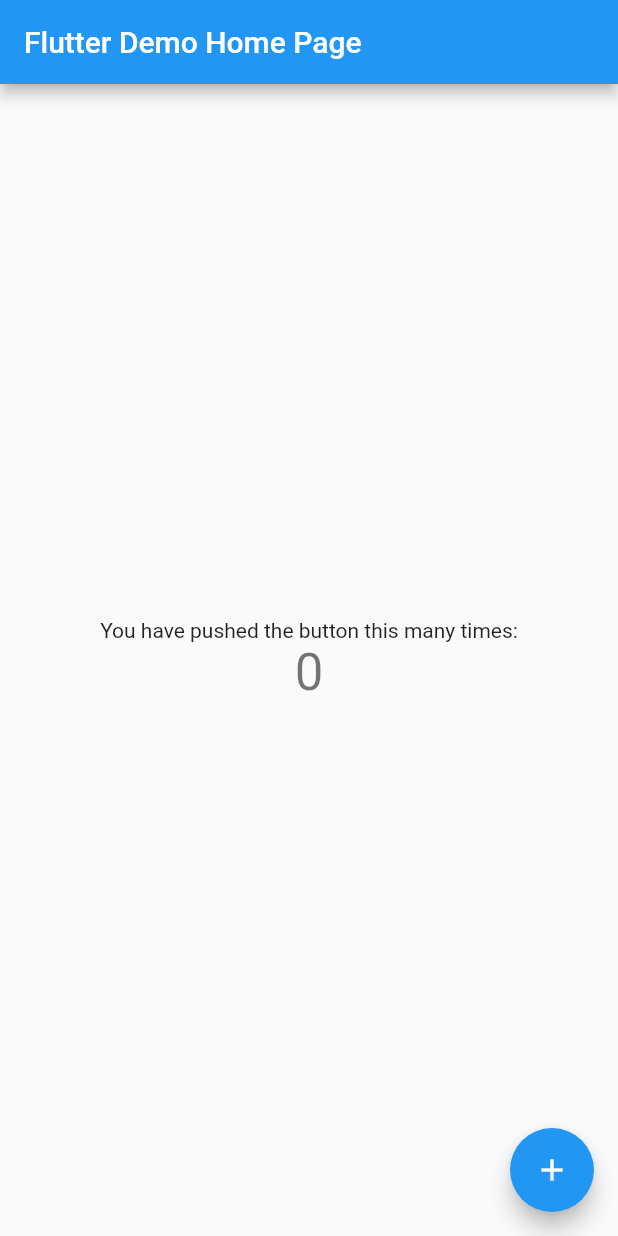
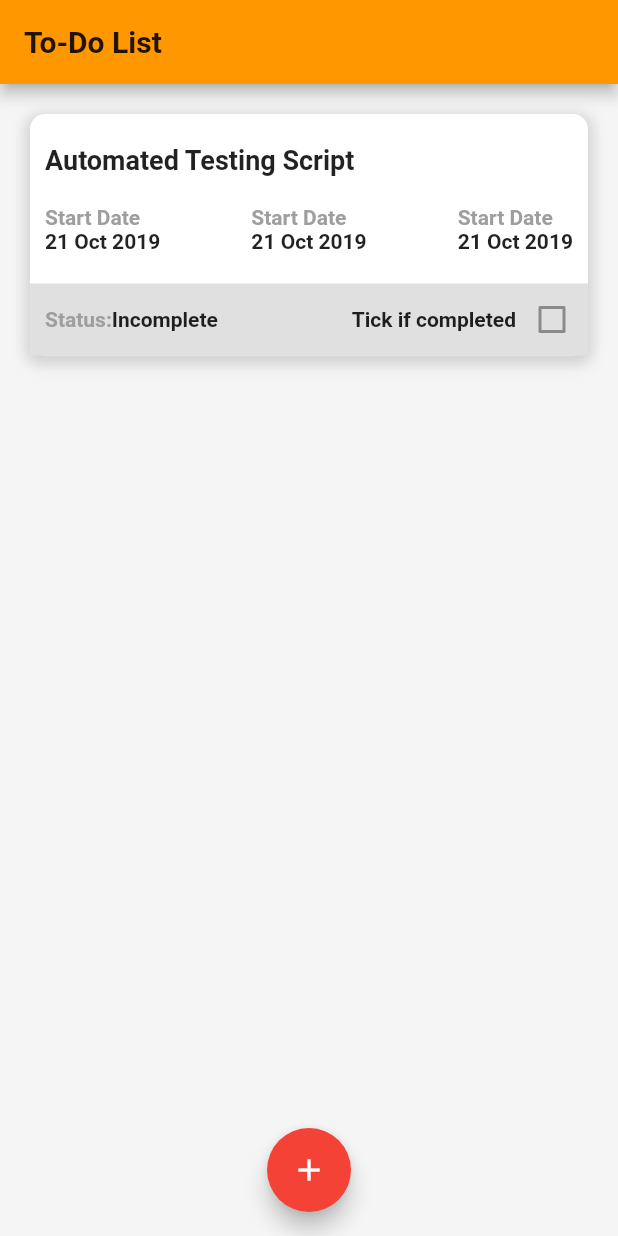
Before and after one commit to burhanhelmy/smile-todo, a Flutter app: the screen it shows after launch, on a phone screen of 412 x 824 dp. Run offline on Flutter 3.47's test engine with Material 2 defaults, Android fonts, the phone set to English and light mode, and no system bars.

Commit message:
wip ui design

```diff
--- a/lib/main.dart
+++ b/lib/main.dart
@@ -1,4 +1,5 @@
 import 'package:flutter/material.dart';
+import 'package:smile_todo/module/todo-list/screen/todo-list.dart';
 
 void main() {
   runApp(MyApp());
@@ -9,109 +10,11 @@ class MyApp extends StatelessWidget {
   @override
   Widget build(BuildContext context) {
     return MaterialApp(
-      title: 'Flutter Demo',
-      theme: ThemeData(
-        // This is the theme of your application.
-        //
-        // Try running your application with "flutter run". You'll see the
-        // application has a blue toolbar. Then, without quitting the app, try
-        // changing the primarySwatch below to Colors.green and then invoke
-        // "hot reload" (press "r" in the console where you ran "flutter run",
-        // or simply save your changes to "hot reload" in a Flutter IDE).
-        // Notice that the counter didn't reset back to zero; the application
-        // is not restarted.
-        primarySwatch: Colors.blue,
-        // This makes the visual density adapt to the platform that you run
-        // the app on. For desktop platforms, the controls will be smaller and
-        // closer together (more dense) than on mobile platforms.
-        visualDensity: VisualDensity.adaptivePlatformDensity,
-      ),
-      home: MyHomePage(title: 'Flutter Demo Home Page'),
-    );
+        title: 'Flutter Demo',
+        theme: ThemeData(
+          primarySwatch: Colors.orange,
+          visualDensity: VisualDensity.adaptivePlatformDensity,
+        ),
+        home: TodoListScreen());
   }
 }
-
-class MyHomePage extends StatefulWidget {
-  MyHomePage({Key key, this.title}) : super(key: key);
-
-  // This widget is the home page of your application. It is stateful, meaning
-  // that it has a State object (defined below) that contains fields that affect
-  // how it looks.
-
-  // This class is the configuration for the state. It holds the values (in this
-  // case the title) provided by the parent (in this case the App widget) and
-  // used by the build method of the State. Fields in a Widget subclass are
-  // always marked "final".
-
-  final String title;
-
-  @override
-  _MyHomePageState createState() => _MyHomePageState();
-}
-
-class _MyHomePageState extends State<MyHomePage> {
-  int _counter = 0;
-
-  void _incrementCounter() {
-    setState(() {
-      // This call to setState tells the Flutter framework that something has
-      // changed in this State, which causes it to rerun the build method below
-      // so that the display can reflect the updated values. If we changed
-      // _counter without calling setState(), then the build method would not be
-      // called again, and so nothing would appear to happen.
-      _counter++;
-    });
-  }
-
-  @override
-  Widget build(BuildContext context) {
-    // This method is rerun every time setState is called, for instance as done
-    // by the _incrementCounter method above.
-    //
-    // The Flutter framework has been optimized to make rerunning build methods
-    // fast, so that you can just rebuild anything that needs updating rather
-    // than having to individually change instances of widgets.
-    return Scaffold(
-      appBar: AppBar(
-        // Here we take the value from the MyHomePage object that was created by
-        // the App.build method, and use it to set our appbar title.
-        title: Text(widget.title),
-      ),
-      body: Center(
-        // Center is a layout widget. It takes a single child and positions it
-        // in the middle of the parent.
-        child: Column(
-          // Column is also a layout widget. It takes a list of children and
-          // arranges them vertically. By default, it sizes itself to fit its
-          // children horizontally, and tries to be as tall as its parent.
-          //
-          // Invoke "debug painting" (press "p" in the console, choose the
-          // "Toggle Debug Paint" action from the Flutter Inspector in Android
-          // Studio, or the "Toggle Debug Paint" command in Visual Studio Code)
-          // to see the wireframe for each widget.
-          //
-          // Column has various properties to control how it sizes itself and
-          // how it positions its children. Here we use mainAxisAlignment to
-          // center the children vertically; the main axis here is the vertical
-          // axis because Columns are vertical (the cross axis would be
-          // horizontal).
-          mainAxisAlignment: MainAxisAlignment.center,
-          children: <Widget>[
-            Text(
-              'You have pushed the button this many times:',
-            ),
-            Text(
-              '$_counter',
-              style: Theme.of(context).textTheme.headline4,
-            ),
-          ],
-        ),
-      ),
-      floatingActionButton: FloatingActionButton(
-        onPressed: _incrementCounter,
-        tooltip: 'Increment',
-        child: Icon(Icons.add),
-      ), // This trailing comma makes auto-formatting nicer for build methods.
-    );
-  }
-}
--- /dev/null
+++ b/lib/module/todo-list/screen/todo-list.dart
@@ -0,0 +1,39 @@
+import 'package:flutter/material.dart';
+import 'package:smile_todo/module/todo-list/widget/todo-card.dart';
+
+class TodoListScreen extends StatefulWidget {
+  @override
+  _TodoListScreenState createState() => _TodoListScreenState();
+}
+
+class _TodoListScreenState extends State<TodoListScreen> {
+  @override
+  Widget build(BuildContext context) {
+    return Scaffold(
+      backgroundColor: Colors.grey[100],
+      appBar: AppBar(
+          title: Text(
+            "To-Do List",
+            style: TextStyle(fontWeight: FontWeight.bold),
+          ),
+          centerTitle: false),
+      body: _renderList(),
+      floatingActionButtonLocation: FloatingActionButtonLocation.centerFloat,
+      floatingActionButton: FloatingActionButton(
+        backgroundColor: Colors.red[500],
+        onPressed: null,
+        child: Icon(
+          Icons.add,
+          color: Colors.white,
+        ),
+      ),
+    );
+  }
+
+  _renderList() {
+    return ListView(
+      padding: EdgeInsets.all(20),
+      children: <Widget>[TodoCard()],
+    );
+  }
+}
--- /dev/null
+++ b/lib/module/todo-list/widget/todo-card.dart
@@ -0,0 +1,99 @@
+import 'package:flutter/material.dart';
+
+class TodoCard extends StatelessWidget {
+  @override
+  Widget build(BuildContext context) {
+    return Container(
+      decoration: BoxDecoration(
+          color: Colors.white,
+          borderRadius: BorderRadius.circular(10),
+          boxShadow: [
+            BoxShadow(
+              color: Colors.grey.withOpacity(0.4),
+              spreadRadius: 3,
+              blurRadius: 7,
+              offset: Offset(0, 3), // changes position of shadow
+            ),
+          ]),
+      child: Column(
+        crossAxisAlignment: CrossAxisAlignment.start,
+        children: <Widget>[
+          Container(
+            padding: EdgeInsets.all(10),
+            child: Column(
+              crossAxisAlignment: CrossAxisAlignment.stretch,
+              children: <Widget>[
+                Padding(
+                  padding: const EdgeInsets.symmetric(vertical: 10.0),
+                  child: Text(
+                    "Automated Testing Script",
+                    style: TextStyle(fontSize: 18, fontWeight: FontWeight.bold),
+                  ),
+                ),
+                Padding(
+                  padding: const EdgeInsets.symmetric(vertical: 10.0),
+                  child: Row(
+                      mainAxisAlignment: MainAxisAlignment.spaceBetween,
+                      children: [
+                        _renderLabelAndValue("Start Date", "21 Oct 2019"),
+                        _renderLabelAndValue("Start Date", "21 Oct 2019"),
+                        _renderLabelAndValue("Start Date", "21 Oct 2019")
+                      ]),
+                )
+              ],
+            ),
+          ),
+          Container(
+            color: Colors.grey[300],
+            child: Row(
+              mainAxisAlignment: MainAxisAlignment.spaceBetween,
+              children: <Widget>[
+                Padding(
+                  padding: const EdgeInsets.all(10.0),
+                  child: Row(
+                    children: <Widget>[
+                      Text(
+                        "Status:",
+                        style: TextStyle(
+                            fontWeight: FontWeight.bold, color: Colors.grey),
+                      ),
+                      Text(
+                        "Incomplete",
+                        style: TextStyle(fontWeight: FontWeight.bold),
+                      ),
+                    ],
+                  ),
+                ),
+                Row(
+                  children: <Widget>[
+                    Text(
+                      "Tick if completed",
+                      style: TextStyle(fontWeight: FontWeight.bold),
+                    ),
+                    Checkbox(value: false, onChanged: null),
+                  ],
+                )
+              ],
+            ),
+          )
+        ],
+      ),
+    );
+  }
+
+  _renderLabelAndValue(label, value) {
+    return Column(
+      crossAxisAlignment: CrossAxisAlignment.start,
+      children: <Widget>[
+        Text(
+          label,
+          style: TextStyle(fontWeight: FontWeight.bold, color: Colors.grey),
+        ),
+        Text(
+          value,
+          style: TextStyle(fontWeight: FontWeight.bold),
+        ),
+      ],
+    );
+  }
+}
```
